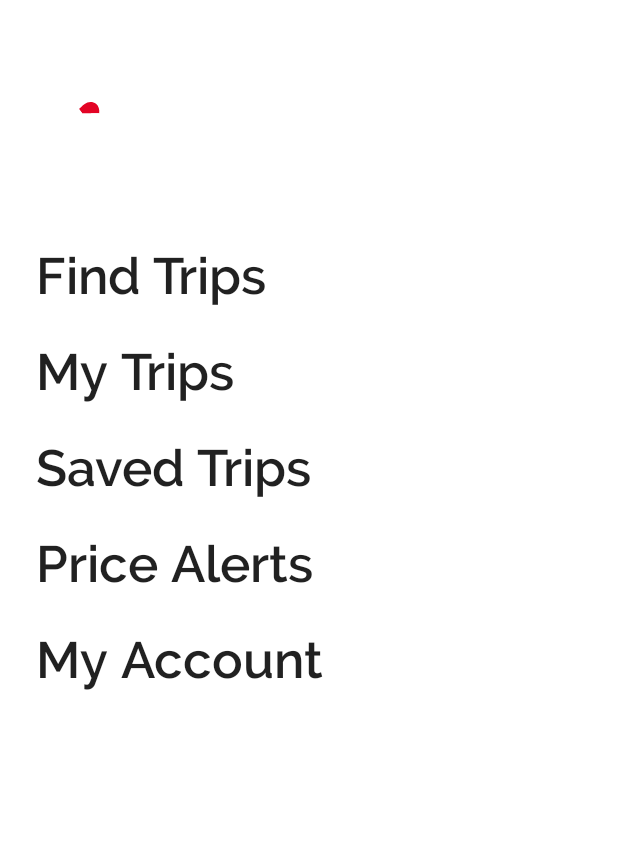
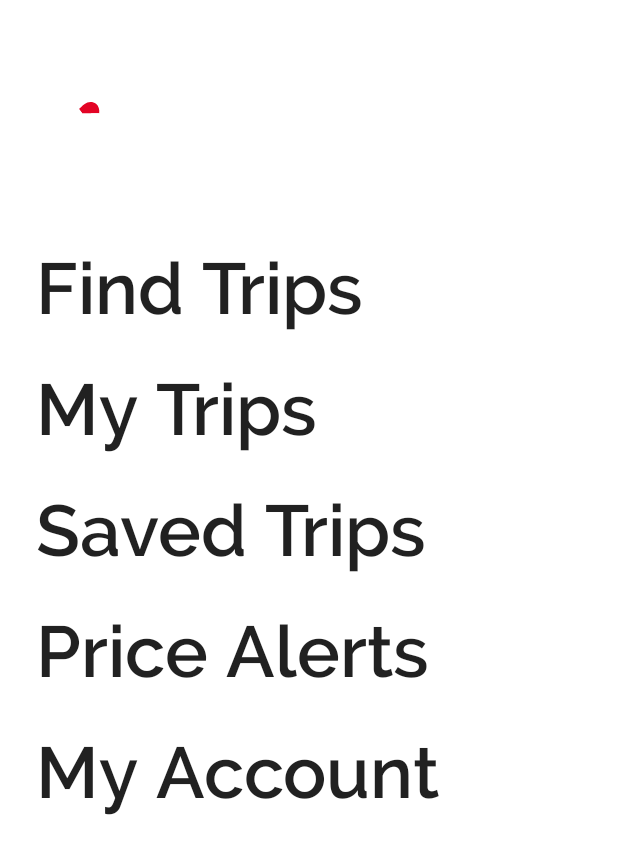
Before and after one commit to nfillion21/adventures-android, an Android app built with Jetpack Compose: the @Preview function CraneDrawerPreview, on a phone screen of 412 x 824 dp. Shown: the top 854 px of the screen. Run offline under Robolectric (Android 15) with nearby library versions, the light colour scheme and no system bars.

```diff
--- a/app/build.gradle.kts
+++ b/app/build.gradle.kts
@@ -91,4 +91,6 @@ dependencies {
 
     implementation (Dependencies.accompanistInsets)
     implementation (Dependencies.coilCompose)
+
+    implementation (Dependencies.appCompat)
 }
--- a/app/src/main/java/pgm/poolp/adventures/home/CraneDrawer.kt
+++ b/app/src/main/java/pgm/poolp/adventures/home/CraneDrawer.kt
@@ -44,7 +44,7 @@ fun CraneDrawer(modifier: Modifier = Modifier) {
         )
         for (screen in screens) {
             Spacer(Modifier.height(24.dp))
-            Text(text = screen, style = MaterialTheme.typography.h4)
+            Text(text = screen, style = MaterialTheme.typography.h3)
         }
     }
 }
--- a/app/src/main/res/values/colors.xml
+++ b/app/src/main/res/values/colors.xml
@@ -7,4 +7,8 @@
     <color name="teal_700">#FF018786</color>
     <color name="black">#FF000000</color>
     <color name="white">#FFFFFFFF</color>
+
+    <color name="colorPrimary">#5D1049</color>
+    <color name="colorPrimaryDark">#3D0A2C</color>
+    <color name="colorAccent">#E30425</color>
 </resources>
--- /dev/null
+++ b/app/src/main/res/values/styles.xml
@@ -0,0 +1,13 @@
+<resources>
+    <!-- Base application theme. -->
+    <style name="Theme" parent="android:Theme.Material.Light.NoActionBar">
+        <!-- Customize your theme here. -->
+        <item name="colorPrimary">@color/colorPrimary</item>
+        <item name="colorPrimaryDark">@color/colorPrimaryDark</item>
+        <item name="colorAccent">@color/colorAccent</item>
+        <item name="android:colorBackground">@color/colorPrimary</item>
+        <item name="android:windowBackground">@color/colorPrimary</item>
+    </style>
+
+    <style name="Theme.Adventures" parent="Theme"/>
+</resources>
--- a/app/src/main/res/values/themes.xml
+++ /dev/null
@@ -1,7 +0,0 @@
-<?xml version="1.0" encoding="utf-8"?>
-<resources>
-
-    <style name="Theme.Adventures" parent="android:Theme.Material.Light.NoActionBar">
-        <item name="android:statusBarColor">@color/purple_700</item>
-    </style>
-</resources>
--- a/buildSrc/src/main/java/Dependencies.kt
+++ b/buildSrc/src/main/java/Dependencies.kt
@@ -42,6 +42,8 @@ object Dependencies {
 
     val coilCompose by lazy {"io.coil-kt:coil-compose:${Versions.coilVersion}"}
 
+    val appCompat by lazy {"androidx.appcompat:appcompat:${Versions.appCompat}"}
+
 
     //annotationProcessor("androidx.room:room-compiler:$roomVersion")
 
--- a/buildSrc/src/main/java/Version.kt
+++ b/buildSrc/src/main/java/Version.kt
@@ -17,4 +17,5 @@ object Versions {
 
     const val accompanistVersion = "0.22.1-rc"
     const val coilVersion = "1.4.0"
+    const val appCompat = "1.4.1"
 }
```
Also changed, not shown: app/src/main/res/values-v29/styles.xml (added, +22 -0 lines).
